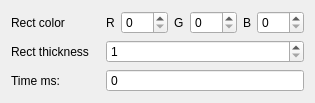
Old version of the form src/Nodes/Images/DrawRectsForm.ui in the repository PabloPicose/ComputerVisionBlueprint.
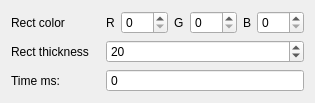
New version of the form.

Commit message: Corrected multiscale default min and max size values

The edit to the form file:
```diff
--- a/src/Nodes/Images/DrawRectsForm.ui
+++ b/src/Nodes/Images/DrawRectsForm.ui
@@ -86,6 +86,9 @@
      <property name="minimum">
       <number>1</number>
      </property>
+     <property name="value">
+      <number>20</number>
+     </property>
     </widget>
    </item>
    <item row="2" column="1">
```
The commit also changes 3 other files.
